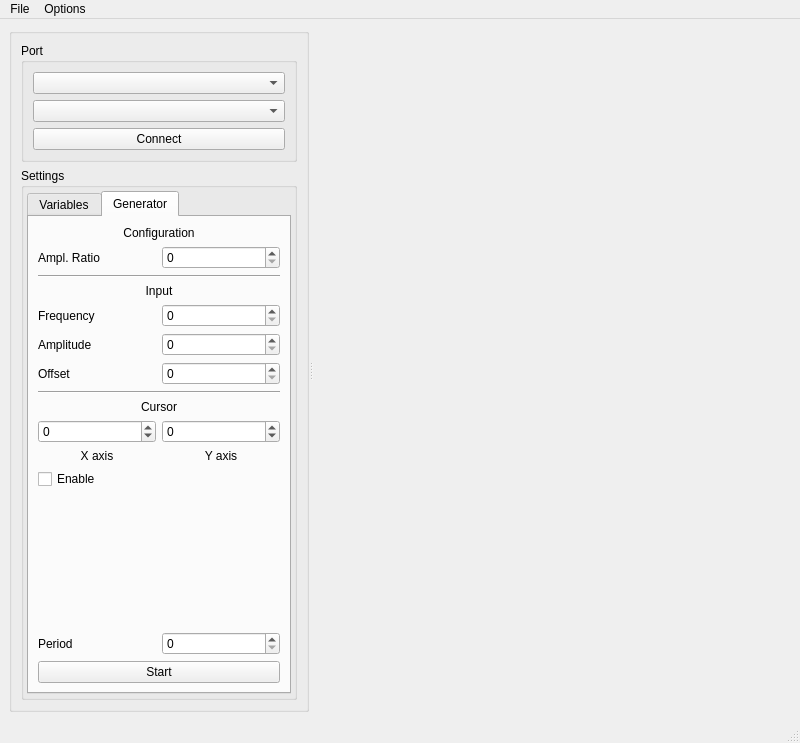
Before: the Qt Designer form ui/mainwindow.ui in Yuri-Sharapov/QVectorDebug, drawn with Qt 5.
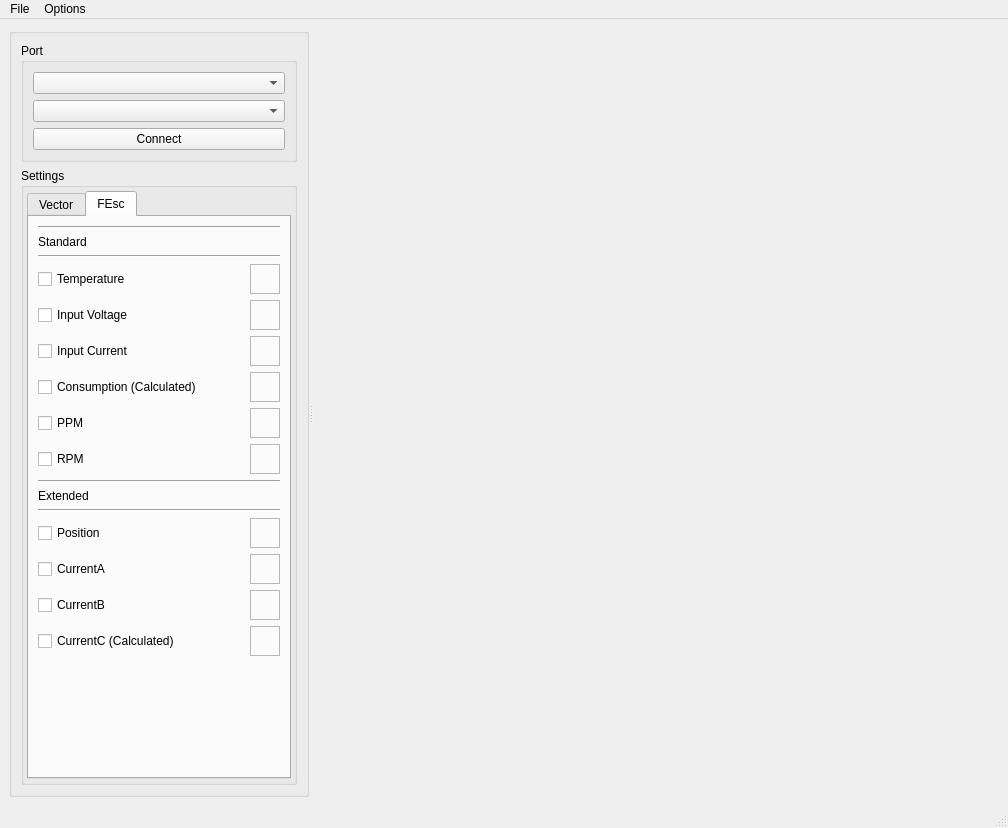
After: the same form once the commit is applied. The open tabs and pages were chosen to show the change. Icons and pictures are not drawn.

```diff
--- a/ui/mainwindow.ui
+++ b/ui/mainwindow.ui
@@ -6,8 +6,8 @@
    <rect>
     <x>0</x>
     <y>0</y>
-    <width>800</width>
-    <height>743</height>
+    <width>1008</width>
+    <height>828</height>
    </rect>
   </property>
   <property name="sizePolicy">
@@ -126,7 +126,7 @@
              </property>
              <widget class="QWidget" name="tab">
               <attribute name="title">
-               <string>Variables</string>
+               <string>Vector</string>
               </attribute>
               <layout class="QVBoxLayout" name="verticalLayout_4">
                <property name="bottomMargin">
@@ -375,86 +375,164 @@
              </widget>
              <widget class="QWidget" name="tab_2">
               <attribute name="title">
-               <string>Generator</string>
+               <string>FEsc</string>
               </attribute>
               <layout class="QVBoxLayout" name="verticalLayout_9">
                <item>
-                <widget class="QLabel" name="lblConfig">
+                <widget class="Line" name="line_3">
+                 <property name="orientation">
+                  <enum>Qt::Horizontal</enum>
+                 </property>
+                </widget>
+               </item>
+               <item>
+                <widget class="QLabel" name="label">
+                 <property name="maximumSize">
+                  <size>
+                   <width>16777215</width>
+                   <height>20</height>
+                  </size>
+                 </property>
                  <property name="text">
-                  <string>Configuration</string>
+                  <string>Standard</string>
                  </property>
-                 <property name="alignment">
-                  <set>Qt::AlignCenter</set>
+                </widget>
+               </item>
+               <item>
+                <widget class="Line" name="line_4">
+                 <property name="orientation">
+                  <enum>Qt::Horizontal</enum>
                  </property>
                 </widget>
                </item>
                <item>
                 <layout class="QHBoxLayout" name="lblConfig_2">
                  <item>
-                  <widget class="QLabel" name="lblConfigRatio">
+                  <widget class="QCheckBox" name="cbEscTemp">
                    <property name="text">
-                    <string>Ampl. Ratio</string>
+                    <string>Temperature</string>
                    </property>
                   </widget>
                  </item>
                  <item>
-                  <widget class="QSpinBox" name="spinConfigRatio">
+                  <widget class="QFrame" name="frame">
                    <property name="minimumSize">
                     <size>
-                     <width>50</width>
-                     <height>20</height>
+                     <width>30</width>
+                     <height>30</height>
                     </size>
                    </property>
                    <property name="maximumSize">
                     <size>
-                     <width>200</width>
+                     <width>30</width>
                      <height>30</height>
                     </size>
                    </property>
+                   <property name="frameShape">
+                    <enum>QFrame::StyledPanel</enum>
+                   </property>
+                   <property name="frameShadow">
+                    <enum>QFrame::Raised</enum>
+                   </property>
                   </widget>
                  </item>
                 </layout>
                </item>
                <item>
-                <widget class="Line" name="line_2">
-                 <property name="orientation">
-                  <enum>Qt::Horizontal</enum>
-                 </property>
-                </widget>
+                <layout class="QHBoxLayout" name="horizontalLayout_3">
+                 <item>
+                  <widget class="QCheckBox" name="cbEscVoltage">
+                   <property name="text">
+                    <string>Input Voltage</string>
+                   </property>
+                  </widget>
+                 </item>
+                 <item>
+                  <widget class="QFrame" name="frame_2">
+                   <property name="minimumSize">
+                    <size>
+                     <width>30</width>
+                     <height>30</height>
+                    </size>
+                   </property>
+                   <property name="maximumSize">
+                    <size>
+                     <width>30</width>
+                     <height>30</height>
+                    </size>
+                   </property>
+                   <property name="frameShape">
+                    <enum>QFrame::StyledPanel</enum>
+                   </property>
+                   <property name="frameShadow">
+                    <enum>QFrame::Raised</enum>
+                   </property>
+                  </widget>
+                 </item>
+                </layout>
                </item>
                <item>
-                <widget class="QLabel" name="lblInput">
-                 <property name="text">
-                  <string>Input</string>
-                 </property>
-                 <property name="alignment">
-                  <set>Qt::AlignCenter</set>
-                 </property>
-                </widget>
+                <layout class="QHBoxLayout" name="horizontalLayout_4">
+                 <item>
+                  <widget class="QCheckBox" name="cbEscCurrent">
+                   <property name="text">
+                    <string>Input Current</string>
+                   </property>
+                  </widget>
+                 </item>
+                 <item>
+                  <widget class="QFrame" name="frame_3">
+                   <property name="minimumSize">
+                    <size>
+                     <width>30</width>
+                     <height>30</height>
+                    </size>
+                   </property>
+                   <property name="maximumSize">
+                    <size>
+                     <width>30</width>
+                     <height>30</height>
+                    </size>
+                   </property>
+                   <property name="frameShape">
+                    <enum>QFrame::StyledPanel</enum>
+                   </property>
+                   <property name="frameShadow">
+                    <enum>QFrame::Raised</enum>
+                   </property>
+                  </widget>
+                 </item>
+                </layout>
                </item>
                <item>
                 <layout class="QHBoxLayout" name="layFrequency">
                  <item>
-                  <widget class="QLabel" name="lblFrequency">
+                  <widget class="QCheckBox" name="cbEscPower">
                    <property name="text">
-                    <string>Frequency</string>
+                    <string>Consumption (Calculated)</string>
                    </property>
                   </widget>
                  </item>
                  <item>
-                  <widget class="QSpinBox" name="spinFrequency">
+                  <widget class="QFrame" name="frame_4">
                    <property name="minimumSize">
                     <size>
-                     <width>50</width>
-                     <height>20</height>
+                     <width>30</width>
+                     <height>30</height>
                     </size>
                    </property>
                    <property name="maximumSize">
                     <size>
-                     <width>200</width>
+                     <width>30</width>
                      <height>30</height>
                     </size>
                    </property>
+                   <property name="frameShape">
+                    <enum>QFrame::StyledPanel</enum>
+                   </property>
+                   <property name="frameShadow">
+                    <enum>QFrame::Raised</enum>
+                   </property>
                   </widget>
                  </item>
                 </layout>
@@ -462,26 +540,32 @@
                <item>
                 <layout class="QHBoxLayout" name="layAmplitude">
                  <item>
-                  <widget class="QLabel" name="lblAmplitude">
+                  <widget class="QCheckBox" name="cbEscPpm">
                    <property name="text">
-                    <string>Amplitude</string>
+                    <string>PPM</string>
                    </property>
                   </widget>
                  </item>
                  <item>
-                  <widget class="QSpinBox" name="spinAmplitude">
+                  <widget class="QFrame" name="frame_5">
                    <property name="minimumSize">
                     <size>
-                     <width>50</width>
-                     <height>20</height>
+                     <width>30</width>
+                     <height>30</height>
                     </size>
                    </property>
                    <property name="maximumSize">
                     <size>
-                     <width>200</width>
+                     <width>30</width>
                      <height>30</height>
                     </size>
                    </property>
+                   <property name="frameShape">
+                    <enum>QFrame::StyledPanel</enum>
+                   </property>
+                   <property name="frameShadow">
+                    <enum>QFrame::Raised</enum>
+                   </property>
                   </widget>
                  </item>
                 </layout>
@@ -489,26 +573,32 @@
                <item>
                 <layout class="QHBoxLayout" name="layOffset">
                  <item>
-                  <widget class="QLabel" name="lblOffset">
+                  <widget class="QCheckBox" name="cbEscRpm">
                    <property name="text">
-                    <string>Offset</string>
+                    <string>RPM</string>
                    </property>
                   </widget>
                  </item>
                  <item>
-                  <widget class="QSpinBox" name="spinOffset">
+                  <widget class="QFrame" name="frame_6">
                    <property name="minimumSize">
                     <size>
-                     <width>50</width>
-                     <height>20</height>
+                     <width>30</width>
+                     <height>30</height>
                     </size>
                    </property>
                    <property name="maximumSize">
                     <size>
-                     <width>200</width>
+                     <width>30</width>
                      <height>30</height>
                     </size>
                    </property>
+                   <property name="frameShape">
+                    <enum>QFrame::StyledPanel</enum>
+                   </property>
+                   <property name="frameShadow">
+                    <enum>QFrame::Raised</enum>
+                   </property>
                   </widget>
                  </item>
                 </layout>
@@ -521,44 +611,87 @@
                 </widget>
                </item>
                <item>
-                <widget class="QLabel" name="lblCursor">
+                <widget class="QLabel" name="label_2">
+                 <property name="maximumSize">
+                  <size>
+                   <width>16777215</width>
+                   <height>20</height>
+                  </size>
+                 </property>
                  <property name="text">
-                  <string>Cursor</string>
+                  <string>Extended</string>
                  </property>
-                 <property name="alignment">
-                  <set>Qt::AlignCenter</set>
+                </widget>
+               </item>
+               <item>
+                <widget class="Line" name="line_2">
+                 <property name="orientation">
+                  <enum>Qt::Horizontal</enum>
                  </property>
                 </widget>
                </item>
                <item>
                 <layout class="QHBoxLayout" name="layCursor">
                  <item>
-                  <widget class="QSpinBox" name="spinCursorX">
+                  <widget class="QCheckBox" name="cbEscPos">
+                   <property name="text">
+                    <string>Position</string>
+                   </property>
+                  </widget>
+                 </item>
+                 <item>
+                  <widget class="QFrame" name="frame_7">
                    <property name="minimumSize">
                     <size>
-                     <width>50</width>
-                     <height>0</height>
+                     <width>30</width>
+                     <height>30</height>
                     </size>
                    </property>
-                   <property name="minimum">
-                    <number>-32767</number>
+                   <property name="maximumSize">
+                    <size>
+                     <width>30</width>
+                     <height>30</height>
+                    </size>
                    </property>
+                   <property name="frameShape">
+                    <enum>QFrame::StyledPanel</enum>
+                   </property>
+                   <property name="frameShadow">
+                    <enum>QFrame::Raised</enum>
+                   </property>
                   </widget>
                  </item>
+                </layout>
+               </item>
+               <item>
+                <layout class="QHBoxLayout" name="horizontalLayout_9">
                  <item>
-                  <widget class="QSpinBox" name="spinCursorY">
+                  <widget class="QCheckBox" name="cbEscCA">
+                   <property name="text">
+                    <string>CurrentA</string>
+                   </property>
+                  </widget>
+                 </item>
+                 <item>
+                  <widget class="QFrame" name="frame_8">
                    <property name="minimumSize">
                     <size>
-                     <width>50</width>
-                     <height>0</height>
+                     <width>30</width>
+                     <height>30</height>
                     </size>
                    </property>
-                   <property name="minimum">
-                    <number>-32767</number>
+                   <property name="maximumSize">
+                    <size>
+                     <width>30</width>
+                     <height>30</height>
+                    </size>
                    </property>
-                   <property name="maximum">
-                    <number>32767</number>
+                   <property name="frameShape">
+                    <enum>QFrame::StyledPanel</enum>
                    </property>
+                   <property name="frameShadow">
+                    <enum>QFrame::Raised</enum>
+                   </property>
                   </widget>
                  </item>
                 </layout>
@@ -566,36 +699,71 @@
                <item>
                 <layout class="QHBoxLayout" name="layCursorLbl">
                  <item>
-                  <widget class="QLabel" name="lblCursorY">
+                  <widget class="QCheckBox" name="cbEscCB">
                    <property name="text">
-                    <string>X axis</string>
+                    <string>CurrentB</string>
                    </property>
-                   <property name="alignment">
-                    <set>Qt::AlignCenter</set>
+                  </widget>
+                 </item>
+                 <item>
+                  <widget class="QFrame" name="frame_9">
+                   <property name="minimumSize">
+                    <size>
+                     <width>30</width>
+                     <height>30</height>
+                    </size>
                    </property>
+                   <property name="maximumSize">
+                    <size>
+                     <width>30</width>
+                     <height>30</height>
+                    </size>
+                   </property>
+                   <property name="frameShape">
+                    <enum>QFrame::StyledPanel</enum>
+                   </property>
+                   <property name="frameShadow">
+                    <enum>QFrame::Raised</enum>
+                   </property>
                   </widget>
                  </item>
+                </layout>
+               </item>
+               <item>
+                <layout class="QHBoxLayout" name="horizontalLayout_11">
                  <item>
-                  <widget class="QLabel" name="lblCursorX">
+                  <widget class="QCheckBox" name="cbEscCC">
                    <property name="text">
-                    <string>Y axis</string>
+                    <string>CurrentC (Calculated)</string>
                    </property>
-                   <property name="alignment">
-                    <set>Qt::AlignCenter</set>
+                  </widget>
+                 </item>
+                 <item>
+                  <widget class="QFrame" name="frame_10">
+                   <property name="minimumSize">
+                    <size>
+                     <width>30</width>
+                     <height>30</height>
+                    </size>
                    </property>
+                   <property name="maximumSize">
+                    <size>
+                     <width>30</width>
+                     <height>30</height>
+                    </size>
+                   </property>
+                   <property name="frameShape">
+                    <enum>QFrame::StyledPanel</enum>
+                   </property>
+                   <property name="frameShadow">
+                    <enum>QFrame::Raised</enum>
+                   </property>
                   </widget>
                  </item>
                 </layout>
                </item>
                <item>
-                <widget class="QCheckBox" name="cbCursorEnable">
-                 <property name="text">
-                  <string>Enable</string>
-                 </property>
-                </widget>
-               </item>
-               <item>
-                <spacer name="verticalSpacer_3">
+                <spacer name="verticalSpacer_2">
                  <property name="orientation">
                   <enum>Qt::Vertical</enum>
                  </property>
@@ -607,43 +775,6 @@
                  </property>
                 </spacer>
                </item>
-               <item>
-                <layout class="QHBoxLayout" name="layPeriod">
-                 <item>
-                  <widget class="QLabel" name="lblPeriod">
-                   <property name="text">
-                    <string>Period</string>
-                   </property>
-                  </widget>
-                 </item>
-                 <item>
-                  <widget class="QSpinBox" name="spinPeriod">
-                   <property name="minimumSize">
-                    <size>
-                     <width>50</width>
-                     <height>20</height>
-                    </size>
-                   </property>
-                   <property name="maximumSize">
-                    <size>
-                     <width>200</width>
-                     <height>30</height>
-                    </size>
-                   </property>
-                   <property name="maximum">
-                    <number>32767</number>
-                   </property>
-                  </widget>
-                 </item>
-                </layout>
-               </item>
-               <item>
-                <widget class="QPushButton" name="btnStart">
-                 <property name="text">
-                  <string>Start</string>
-                 </property>
-                </widget>
-               </item>
               </layout>
              </widget>
             </widget>
@@ -665,7 +796,7 @@
     <rect>
      <x>0</x>
      <y>0</y>
-     <width>800</width>
+     <width>1008</width>
      <height>21</height>
     </rect>
    </property>
```
Left out of the diff: 45 changed lines with no effect on the pictures.
